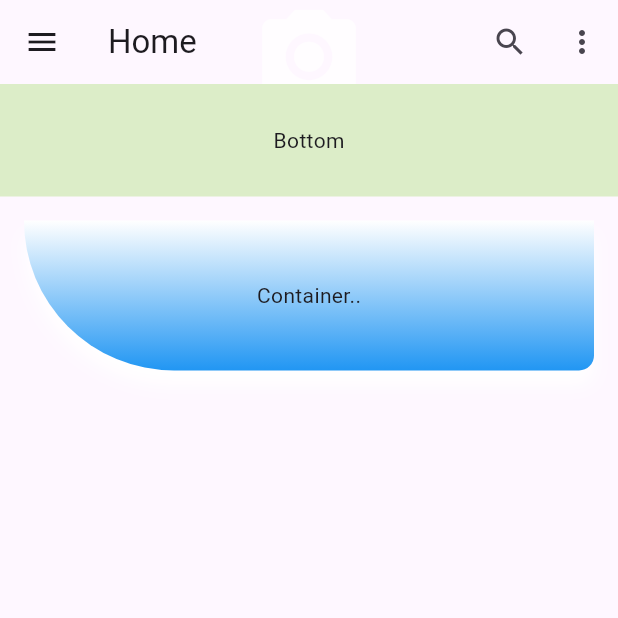
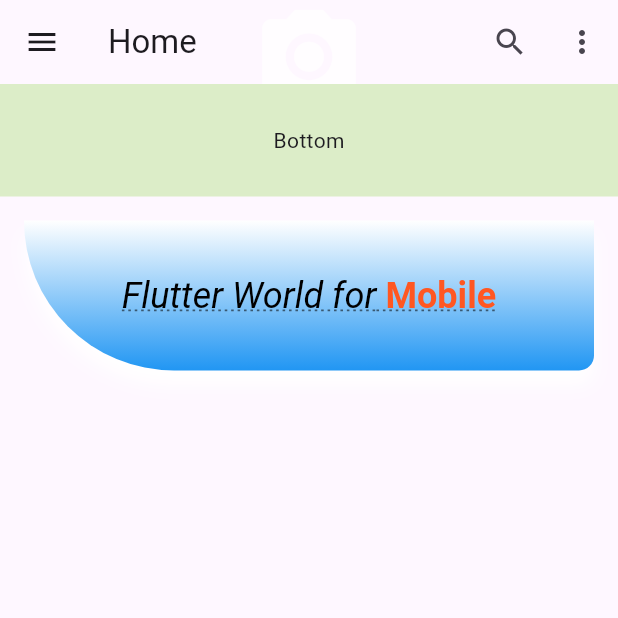
Before and after one commit to mfahidj/flutters, a Flutter app: the screen it shows after launch, on a phone screen of 412 x 824 dp, the top half of it. Run offline on Flutter 3.47's test engine with Material 3 defaults, Android fonts, the phone set to English and light mode, and no system bars; our stand-ins replace bot_toast.

Commit message:
Text and RichText Implementation with Styles....

```diff
--- a/lib/main.dart
+++ b/lib/main.dart
@@ -102,6 +102,7 @@ class MyHomeState extends State<MyHomePage>{
           ),
         ),
       ),
+
     );
   }
 
@@ -138,10 +139,36 @@ class ContainerWithBoxDecorationWidget extends StatelessWidget{
               )
             ],
           ),
-          child: const Center(
-            child: Text('Container..'),
+          child: Center(
+            child: RichText(
+              text: TextSpan(
+                text: 'Flutter World ',
+                style: TextStyle(
+                  fontSize: 24.0,
+                  color: Colors.black,
+                  decoration: TextDecoration.underline,
+                  decorationColor: Colors.black54,
+                  decorationStyle: TextDecorationStyle.dotted,
+                  fontStyle: FontStyle.italic,
+                  fontWeight: FontWeight.normal,
+              ),
+                children: <InlineSpan>[
+                  TextSpan(
+                   text: 'for'
+                  ),
+                  TextSpan(
+                    text: ' Mobile',
+                    style: TextStyle(
+                        color: Colors.deepOrange,
+                        fontStyle: FontStyle.normal,
+                        fontWeight: FontWeight.bold),
+                  ),
+                ],
+            ),
           ),
-       ),
+          ),
+        ),
+
       ],
     );
   }
```
